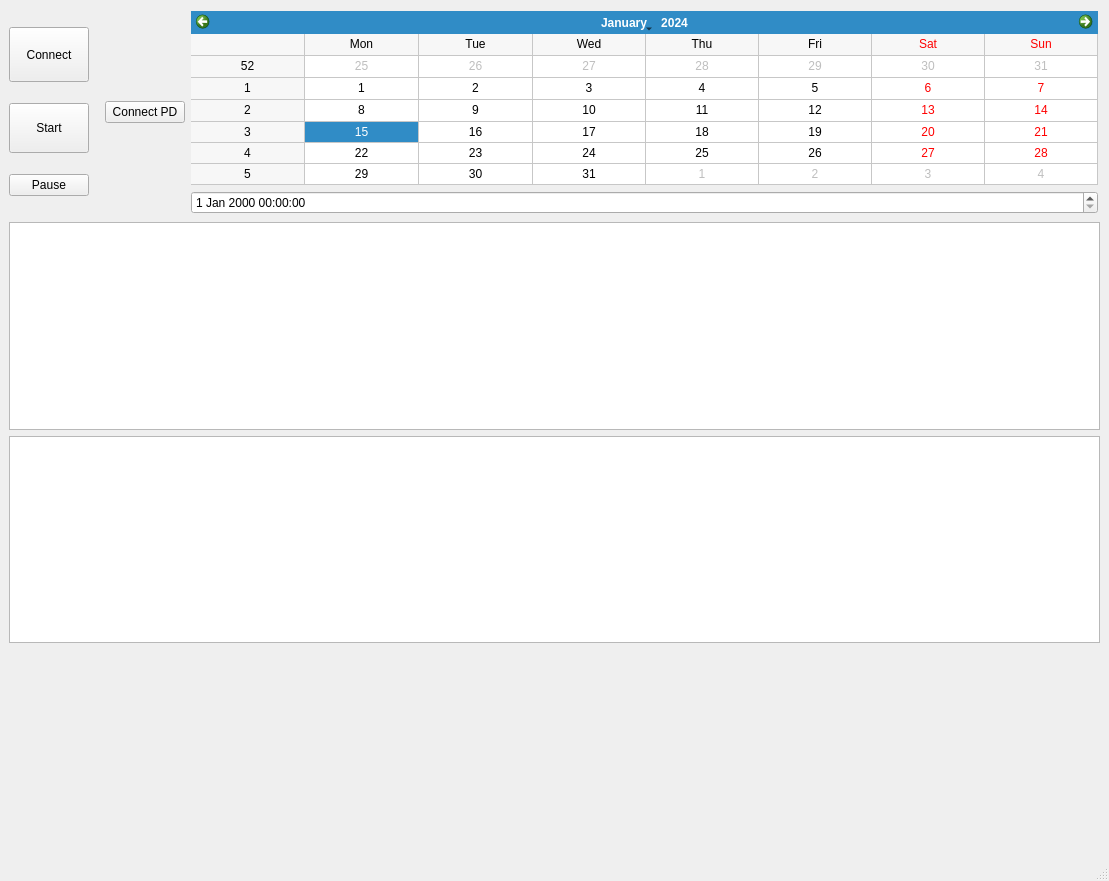
Before: the Qt Designer form Flowmeter_grblA/top.ui in jibonaronno/sanion_python_projects, drawn with Qt 5.
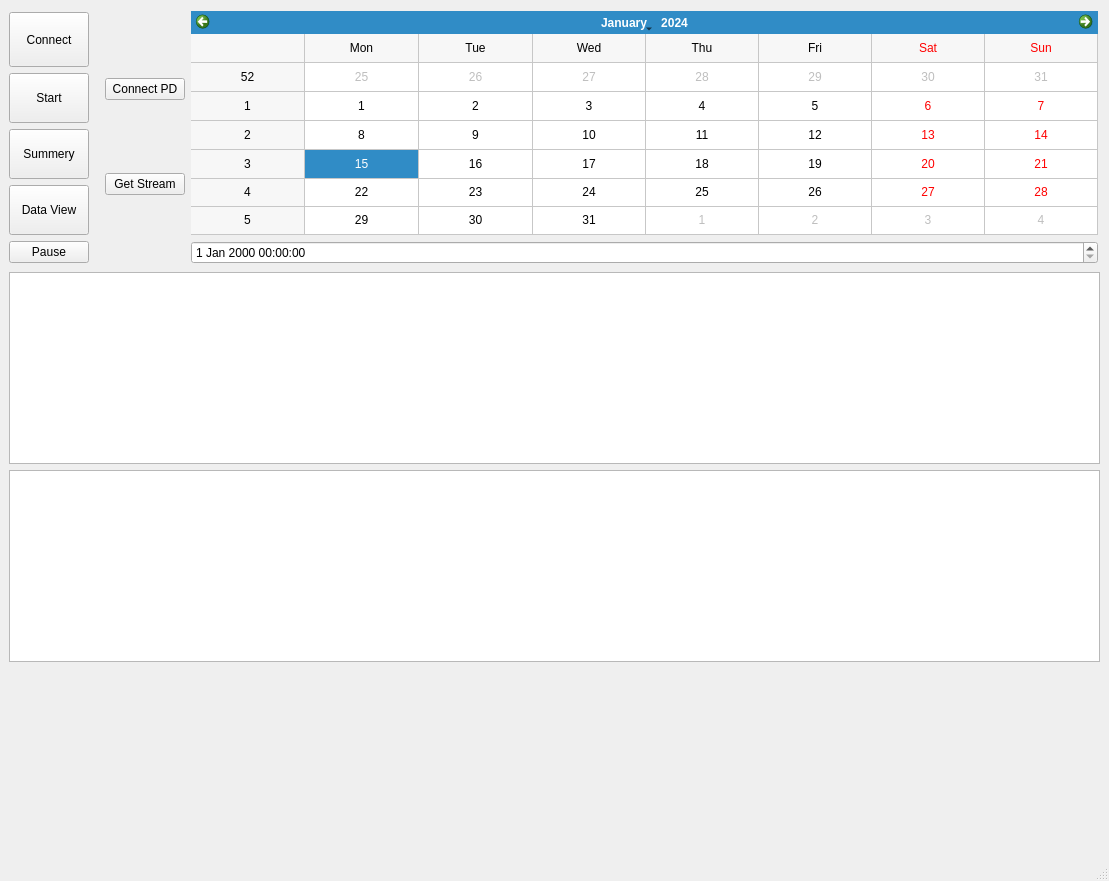
After: the same form once the commit is applied.

Commit message: 1 Sept 25 Office

Diff of the .ui file:
```diff
--- a/Flowmeter_grblA/top.ui
+++ b/Flowmeter_grblA/top.ui
@@ -86,6 +86,38 @@
             </property>
            </widget>
           </item>
+          <item>
+           <widget class="QPushButton" name="btn3">
+            <property name="minimumSize">
+             <size>
+              <width>0</width>
+              <height>50</height>
+             </size>
+            </property>
+            <property name="maximumSize">
+             <size>
+              <width>200</width>
+              <height>16777215</height>
+             </size>
+            </property>
+            <property name="text">
+             <string>Summery</string>
+            </property>
+           </widget>
+          </item>
+          <item>
+           <widget class="QPushButton" name="btn4">
+            <property name="minimumSize">
+             <size>
+              <width>0</width>
+              <height>50</height>
+             </size>
+            </property>
+            <property name="text">
+             <string>Data View</string>
+            </property>
+           </widget>
+          </item>
           <item>
            <widget class="QPushButton" name="btnPause">
             <property name="text">
@@ -107,6 +139,13 @@
             </property>
            </widget>
           </item>
+          <item>
+           <widget class="QPushButton" name="pushButton">
+            <property name="text">
+             <string>Get Stream</string>
+            </property>
+           </widget>
+          </item>
          </layout>
         </item>
         <item>
```
Left out of the diff: 4 changed lines with no effect on the pictures.
